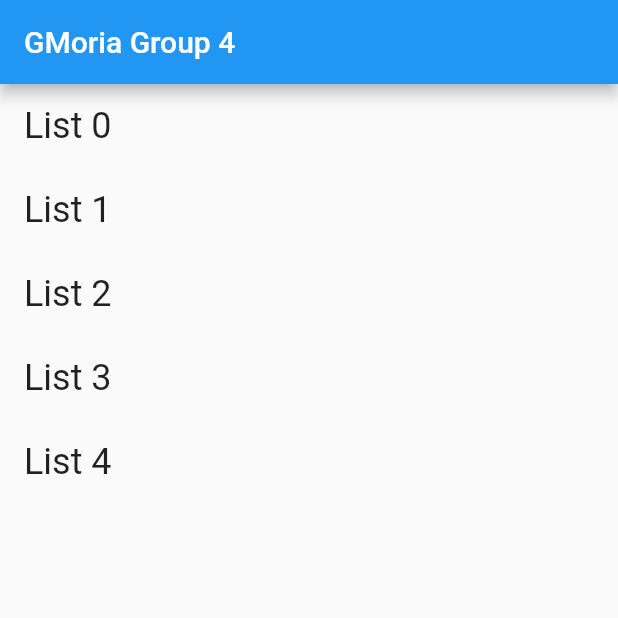
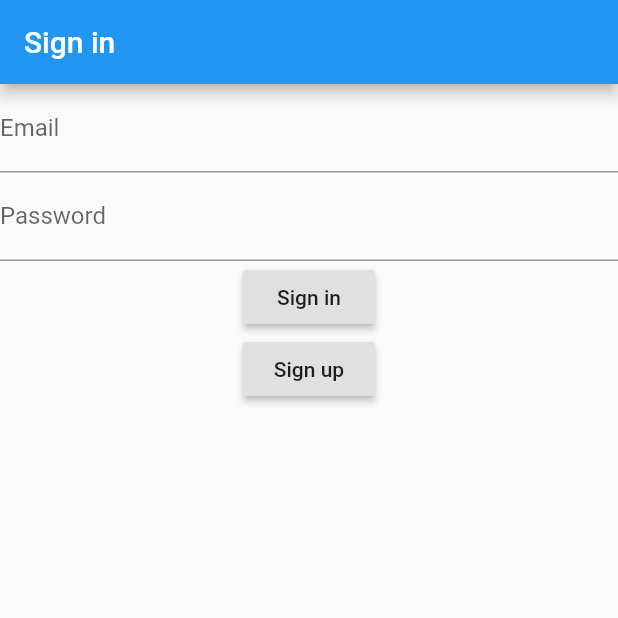
Before and after one commit to CAHevs/GMoria_grp4, a Flutter app: the screen it shows after launch, on a phone screen of 412 x 824 dp, the top half of it. Run offline on Flutter 3.47's test engine with Material 2 defaults, Android fonts, the phone set to English and light mode, and no system bars; our stand-ins replace firebase_auth, firebase_core; accounts and stored records are empty.

```diff
--- /dev/null
+++ b/lib/Setup/loading.dart
@@ -0,0 +1,18 @@
+import 'package:flutter/material.dart';
+
+class Loading extends StatelessWidget {
+  @override
+  Widget build(BuildContext context) {
+    return MaterialApp(
+      theme: ThemeData(
+        primarySwatch: Colors.blue,
+      ),
+      home: Scaffold(
+        appBar: AppBar(
+          title: Text("Loading"),
+        ),
+        body: Text("Loadin, please wait"),
+      ),
+    );
+  }
+}
--- /dev/null
+++ b/lib/Setup/signIn.dart
@@ -0,0 +1,89 @@
+import 'package:flutter/material.dart';
+import 'package:firebase_auth/firebase_auth.dart';
+import 'package:gmoria_grp4/Setup/signup.dart';
+import 'package:gmoria_grp4/test.dart';
+
+class LoginPage extends StatefulWidget {
+  @override
+  _LoginPageState createState() => new _LoginPageState();
+}
+
+class _LoginPageState extends State<LoginPage> {
+  String _email, _password;
+  final GlobalKey<FormState> _formKey = GlobalKey<FormState>();
+  @override
+  Widget build(BuildContext context) {
+    return Scaffold(
+      appBar: AppBar(
+        title: Text('Sign in'),
+      ),
+      body: Form(
+        key: _formKey,
+        child: Column(
+          children: <Widget>[
+            TextFormField(
+              // ignore: missing_return
+              validator: (input) {
+                if (input.isEmpty) {
+                  return 'Please type an email';
+                }
+              },
+              onSaved: (input) => _email = input,
+              decoration: InputDecoration(labelText: 'Email'),
+            ),
+            TextFormField(
+              // ignore: missing_return
+              validator: (input) {
+                if (input.isEmpty) {
+                  return 'Please provide a password';
+                }
+                if (input.length < 8) {
+                  return 'Your password needs to be at least 8 characters';
+                }
+              },
+              onSaved: (input) => _password = input,
+              decoration: InputDecoration(labelText: 'Password'),
+              obscureText: true,
+            ),
+            RaisedButton(
+              onPressed: signIn,
+              child: Text('Sign in'),
+            ),
+            RaisedButton(
+              onPressed: navigateToSignUp,
+              child: Text('Sign up'),
+            )
+          ],
+        ),
+      ),
+    );
+  }
+
+  Future<void> signIn() async {
+    final formState = _formKey.currentState;
+    if (formState.validate()) {
+      formState.save();
+
+      try {
+        UserCredential userCredential = await FirebaseAuth.instance
+            .signInWithEmailAndPassword(email: _email, password: _password);
+        //Navigate to home
+        Navigator.push(
+            context,
+            MaterialPageRoute(
+                builder: (context) => TestPage(
+                    user:
+                        userCredential))); //regarder avec Chris comment avec le split des pages
+      } catch (e) {
+        print(e.message);
+      }
+    }
+  }
+
+  void navigateToSignUp() {
+    Navigator.push(
+        context,
+        MaterialPageRoute(
+            builder: (context) => SignupPage(), fullscreenDialog: true));
+  }
+}
--- a/lib/main.dart
+++ b/lib/main.dart
@@ -1,25 +1,48 @@
+import 'package:firebase_core/firebase_core.dart';
 import 'package:flutter/material.dart';
+import 'package:gmoria_grp4/Setup/loading.dart';
+import 'package:gmoria_grp4/Setup/signIn.dart';
+import 'package:gmoria_grp4/Setup/somethingWentWrong.dart';
 
 void main() {
-  runApp(MyApp(
-    items: List<ListItem>.generate(
-      5,
-      (i) => HeadingItem("List $i")
-    ),
-  ));
+  WidgetsFlutterBinding.ensureInitialized();
+  runApp(MyApp());
 }
 
 class MyApp extends StatelessWidget {
-  final List<ListItem> items;
-
-  MyApp({Key key, @required this.items}) : super(key: key);
-
+  //Create the initialization Future outside of build
+  final Future<FirebaseApp> _initialization = Firebase.initializeApp();
   @override
   Widget build(BuildContext context) {
     final title = 'GMoria Group 4';
-    final persons = List<ListItem>.generate(2, (index) => (HeadingItem("Person $index")));
 
+    return FutureBuilder(
+      //Initialize FlutterFire
+      future: _initialization,
+      builder: (context, snapshot) {
+        //Check for errors
+        if (snapshot.hasError) {
+          return SomethingWentWrong();
+        }
+
+        //Once complete, show the app
+        if (snapshot.connectionState == ConnectionState.done) {
           return MaterialApp(
+            title: title,
+            theme: ThemeData(
+              primarySwatch: Colors.blue,
+            ),
+            //Return the login page
+            home: LoginPage(),
+          );
+        }
+
+        //Otherwise, show the loading page
+        return Loading();
+      },
+    );
+
+    /*return MaterialApp(
       title: title,
       home: Scaffold(
         appBar: AppBar(
@@ -33,21 +56,23 @@ class MyApp extends StatelessWidget {
           itemBuilder: (context, index) {
             final item = items[index];
 
-
             return ListTile(
               title: item.buildTitle(context),
-              onLongPress: () => Scaffold
-                .of(context)
-                .showSnackBar(SnackBar(content: Text("You clicked on the list " + index.toString()))),
-              onTap: (){
-                 Navigator.push(context,
-                 MaterialPageRoute(builder: (context) => ListPage(index, persons)),);
+              onLongPress: () => Scaffold.of(context).showSnackBar(SnackBar(
+                  content:
+                      Text("You clicked on the list " + index.toString()))),
+              onTap: () {
+                Navigator.push(
+                  context,
+                  MaterialPageRoute(
+                      builder: (context) => ListPage(index, persons)),
+                );
               },
             );
           },
         ),
       ),
-    );
+    );*/
   }
 }
 
@@ -55,7 +80,6 @@ class MyApp extends StatelessWidget {
 abstract class ListItem {
   /// The title line to show in a list item.
   Widget buildTitle(BuildContext context);
-
 }
 
 /// A ListItem that contains data to display a heading.
@@ -82,18 +106,15 @@ class MessageItem implements ListItem {
   Widget buildTitle(BuildContext context) => Text(sender);
 }
 
-class ListPage extends StatelessWidget{
-
+class ListPage extends StatelessWidget {
   final int indexCaller;
   final List<ListItem> persons;
   ListPage(this.indexCaller, this.persons);
   @override
   Widget build(BuildContext context) {
-
     return Scaffold(
       appBar: AppBar(
-        title: Text("Inside the list "+indexCaller.toString()),
-
+        title: Text("Inside the list " + indexCaller.toString()),
       ),
       body: ListView.builder(
         itemCount: persons.length,
@@ -102,20 +123,21 @@ class ListPage extends StatelessWidget{
 
           return ListTile(
             title: item.buildTitle(context),
-             onTap: (){
-                 Navigator.push(context,
-                 MaterialPageRoute(builder: (context) => PersonCard(persons.elementAt(index).toString())));
+            onTap: () {
+              Navigator.push(
+                  context,
+                  MaterialPageRoute(
+                      builder: (context) =>
+                          PersonCard(persons.elementAt(index).toString())));
             },
           );
         },
       ),
     );
   }
-
 }
 
-class PersonCard extends StatelessWidget{
-
+class PersonCard extends StatelessWidget {
   final String personName;
   PersonCard(this.personName);
 
@@ -124,21 +146,23 @@ class PersonCard extends StatelessWidget{
     return Scaffold(
       appBar: AppBar(
         title: Text(personName + " Card"),
-
       ),
-      body: Center(child: buildInfoCard(context)
-      ),
+      body: Center(child: buildInfoCard(context)),
     );
   }
 
-  Widget buildInfoCard(BuildContext context) => Column (
+  Widget buildInfoCard(BuildContext context) => Column(
         mainAxisAlignment: MainAxisAlignment.start,
         children: <Widget>[
-      Align(alignment: Alignment.bottomRight,
-      child: IconButton(icon: Icon(Icons.info_outline),
-        onPressed: (){
-          Navigator.push(context, MaterialPageRoute(builder: (context) => PersonDetails()));
-        }),),
+          Align(
+            alignment: Alignment.bottomRight,
+            child: IconButton(
+                icon: Icon(Icons.info_outline),
+                onPressed: () {
+                  Navigator.push(context,
+                      MaterialPageRoute(builder: (context) => PersonDetails()));
+                }),
+          ),
           ClipRRect(
             borderRadius: BorderRadius.circular(20),
             child: Image.asset('images/hell_dice.png'),
@@ -153,14 +177,16 @@ class PersonCard extends StatelessWidget{
 }
 
 //Class for the page with all the information regarding a person
-class PersonDetails extends StatelessWidget{
+class PersonDetails extends StatelessWidget {
   @override
   Widget build(BuildContext context) {
     return Scaffold(
       appBar: AppBar(
         title: Text("Firstname Lastname"),
       ),
-      body: Center(child:  buildAllInformation(),),
+      body: Center(
+        child: buildAllInformation(),
+      ),
     );
   }
 
@@ -174,18 +200,17 @@ class PersonDetails extends StatelessWidget{
           ),
           Text('Email'),
           Text('Phone number'),
-      Container(width: 300, child:
-        TextField(
+          Container(
+              width: 300,
+              child: TextField(
                 keyboardType: TextInputType.multiline,
                 maxLines: null,
                 decoration: new InputDecoration(
                     border: new OutlineInputBorder(
-              borderSide: new BorderSide(color: Colors.grey)
-            ),
+                        borderSide: new BorderSide(color: Colors.grey)),
                     hintText: 'Add notes regarding the person',
-            labelText: 'Notes'
-          ),)
-      )
+                    labelText: 'Notes'),
+              ))
         ],
       );
 }
--- a/pubspec.yaml
+++ b/pubspec.yaml
@@ -23,6 +23,11 @@ environment:
 dependencies:
   flutter:
     sdk: flutter
+  intl_translation: ^0.17.1
+  firebase_auth: ^0.18.3
+  cloud_firestore: ^0.14.3
+  shared_preferences: ^0.5.7+3
+  firebase_core: "0.5.2+1"
 
 
   # The following adds the Cupertino Icons font to your application.
```
Also changed, not shown: lib/Setup/signup.dart (added, +94 -0 lines), lib/Setup/somethingWentWrong.dart (added, +18 -0 lines), lib/test.dart (added, +22 -0 lines), pubspec.lock, 6 other files. Lines whose indentation alone changed are shown as unchanged.
